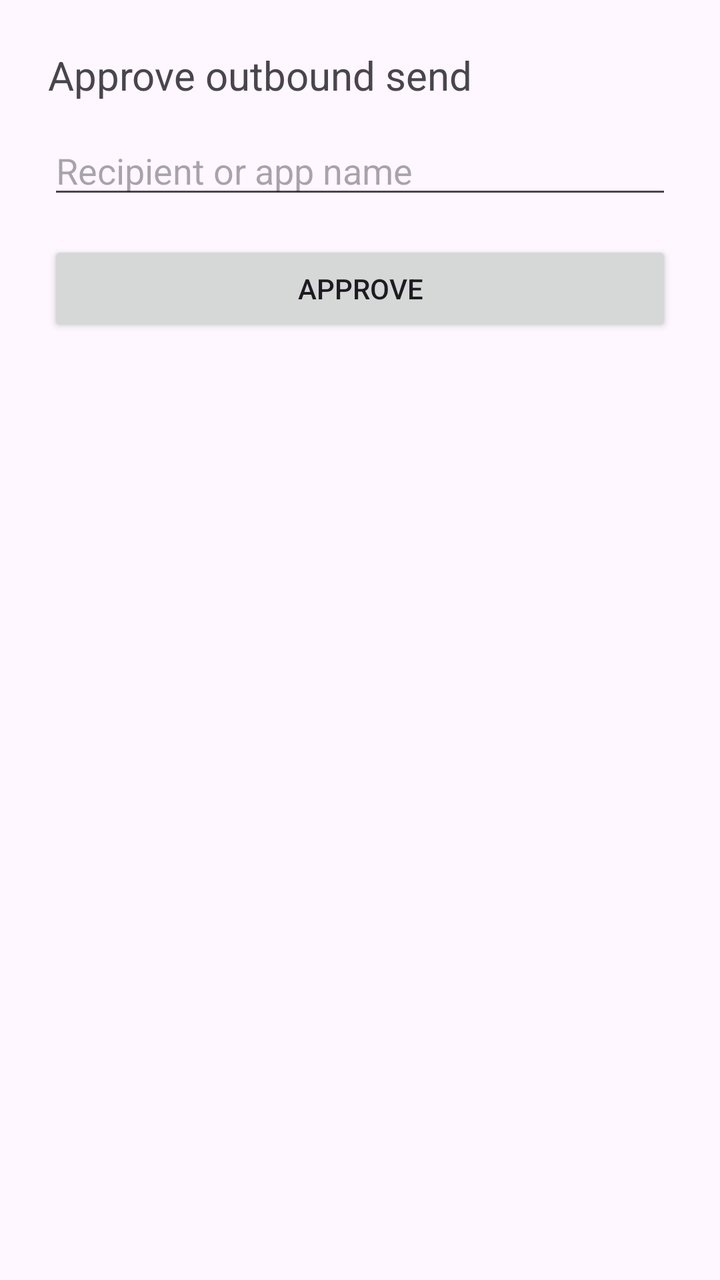
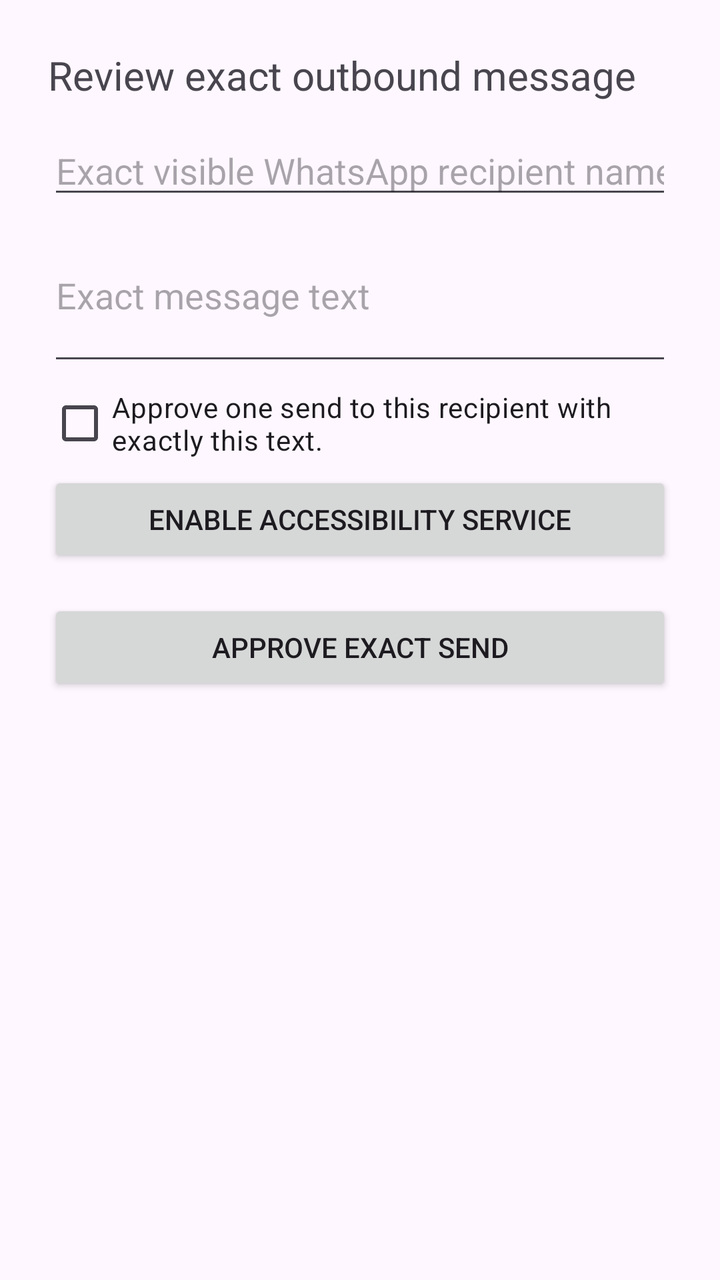

Two renders of the same Android screen: before a commit and after it. Below are the layout's source before the change and the commit's diff.
<!-- AndroidManifest.xml: application theme Theme.Material3.DayNight.NoActionBar -->
<!-- res/layout/activity_approval.xml -->
<?xml version="1.0" encoding="utf-8"?>
<LinearLayout xmlns:android="http://schemas.android.com/apk/res/android"
    android:layout_width="match_parent"
    android:layout_height="match_parent"
    android:orientation="vertical"
    android:padding="24dp">

    <TextView
        android:layout_width="match_parent"
        android:layout_height="wrap_content"
        android:text="Approve outbound send"
        android:textSize="20sp"
        android:paddingBottom="12dp" />

    <EditText
        android:id="@+id/appNameInput"
        android:layout_width="match_parent"
        android:layout_height="wrap_content"
        android:hint="Recipient or app name" />

    <Button
        android:id="@+id/approveButton"
        android:layout_width="match_parent"
        android:layout_height="wrap_content"
        android:text="Approve"
        android:layout_marginTop="16dp" />
</LinearLayout>
<!-- resources referenced by this layout -->
<resources>

</resources>

<!-- the commit's change to res/layout/activity_approval.xml (unified diff, before → after) -->
@@ -8,20 +8,41 @@
     <TextView
         android:layout_width="match_parent"
         android:layout_height="wrap_content"
-        android:text="Approve outbound send"
+        android:text="Review exact outbound message"
         android:textSize="20sp"
         android:paddingBottom="12dp" />
 
     <EditText
-        android:id="@+id/appNameInput"
+        android:id="@+id/recipientInput"
         android:layout_width="match_parent"
         android:layout_height="wrap_content"
-        android:hint="Recipient or app name" />
+        android:hint="Exact visible WhatsApp recipient name or number"
+        android:singleLine="true" />
+
+    <EditText
+        android:id="@+id/messageInput"
+        android:layout_width="match_parent"
+        android:layout_height="wrap_content"
+        android:hint="Exact message text"
+        android:inputType="textCapSentences|textMultiLine"
+        android:minLines="3" />
+
+    <CheckBox
+        android:id="@+id/confirmExactPayload"
+        android:layout_width="match_parent"
+        android:layout_height="wrap_content"
+        android:text="Approve one send to this recipient with exactly this text." />
+
+    <Button
+        android:id="@+id/enableAccessibilityButton"
+        android:layout_width="match_parent"
+        android:layout_height="wrap_content"
+        android:text="Enable accessibility service" />
 
     <Button
         android:id="@+id/approveButton"
         android:layout_width="match_parent"
         android:layout_height="wrap_content"
-        android:text="Approve"
+        android:text="Approve exact send"
         android:layout_marginTop="16dp" />
 </LinearLayout>
